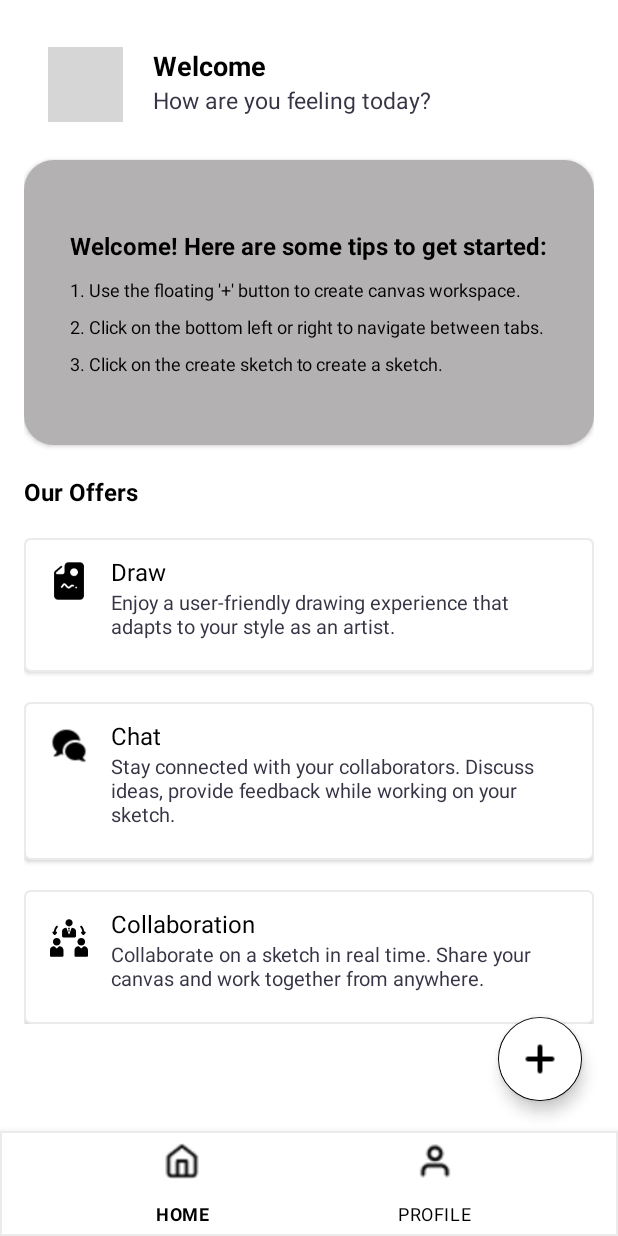
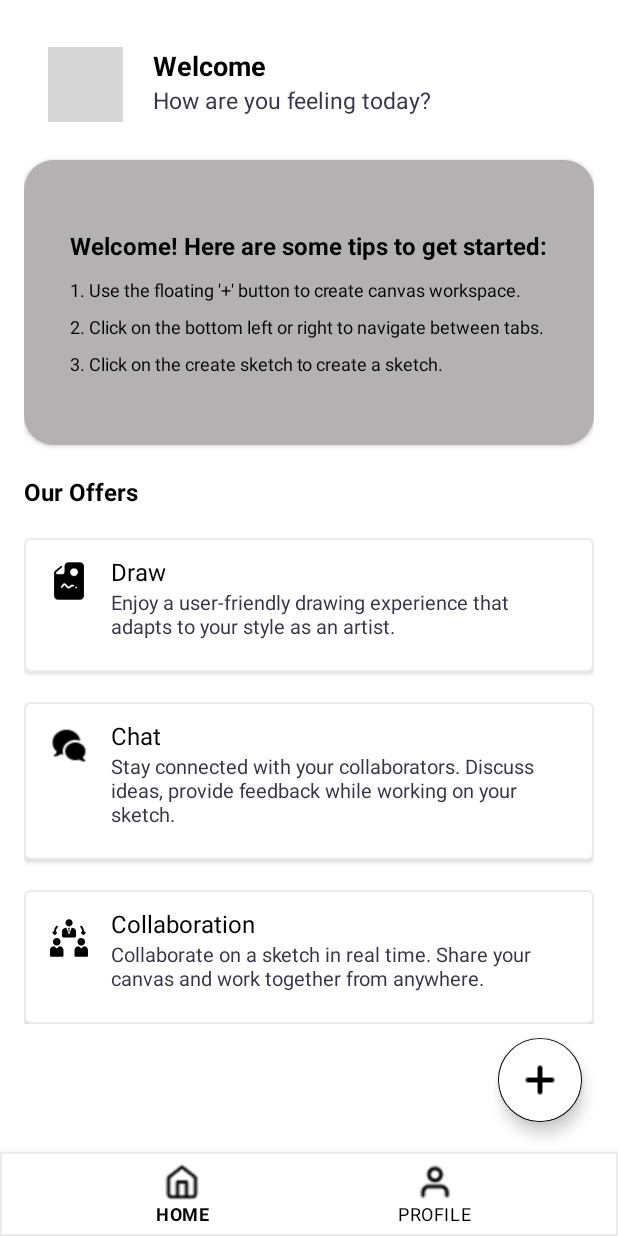
Before and after one commit to DevEdozie/SketchCrew, an Android app: the screen it shows after launch once a user with an empty profile is signed in (HomeActivity), on a phone screen of 412 x 824 dp. Run offline under Robolectric (Android 15) with nearby library versions, the phone set to English and light mode, and no system bars; our stand-ins replace Firebase (no records; nobody signed in at launch, a user with empty details on screens opened directly); grey boxes are pictures that could not be loaded.

Commit message:
bugfix: All Home UI bug fixed

```diff
--- a/app/src/main/res/layout/activity_home.xml
+++ b/app/src/main/res/layout/activity_home.xml
@@ -472,7 +472,7 @@
     <com.google.android.material.bottomnavigation.BottomNavigationView
         android:id="@+id/bottom_navigation"
         android:layout_width="match_parent"
-        android:layout_height="70dp"
+        android:layout_height="wrap_content"
         android:background="@drawable/tab_card"
         android:elevation="8dp"
         app:itemIconTint="@color/black"
```
